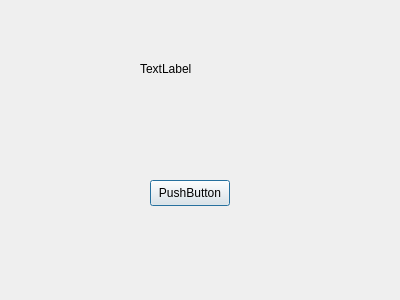
jentor67/Qt6Cmake, file twoForms/dialog2.ui: the form before one commit.
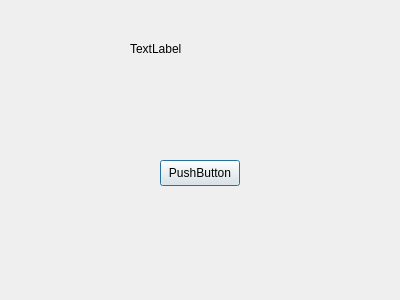
The form after the commit.

What changed in the file:
```diff
--- a/twoForms/dialog2.ui
+++ b/twoForms/dialog2.ui
@@ -16,8 +16,8 @@
   <widget class="QPushButton" name="pushButton">
    <property name="geometry">
     <rect>
-     <x>150</x>
-     <y>180</y>
+     <x>160</x>
+     <y>160</y>
      <width>80</width>
      <height>26</height>
     </rect>
@@ -29,8 +29,8 @@
   <widget class="QLabel" name="label">
    <property name="geometry">
     <rect>
-     <x>140</x>
-     <y>60</y>
+     <x>130</x>
+     <y>40</y>
      <width>58</width>
      <height>18</height>
     </rect>
```
